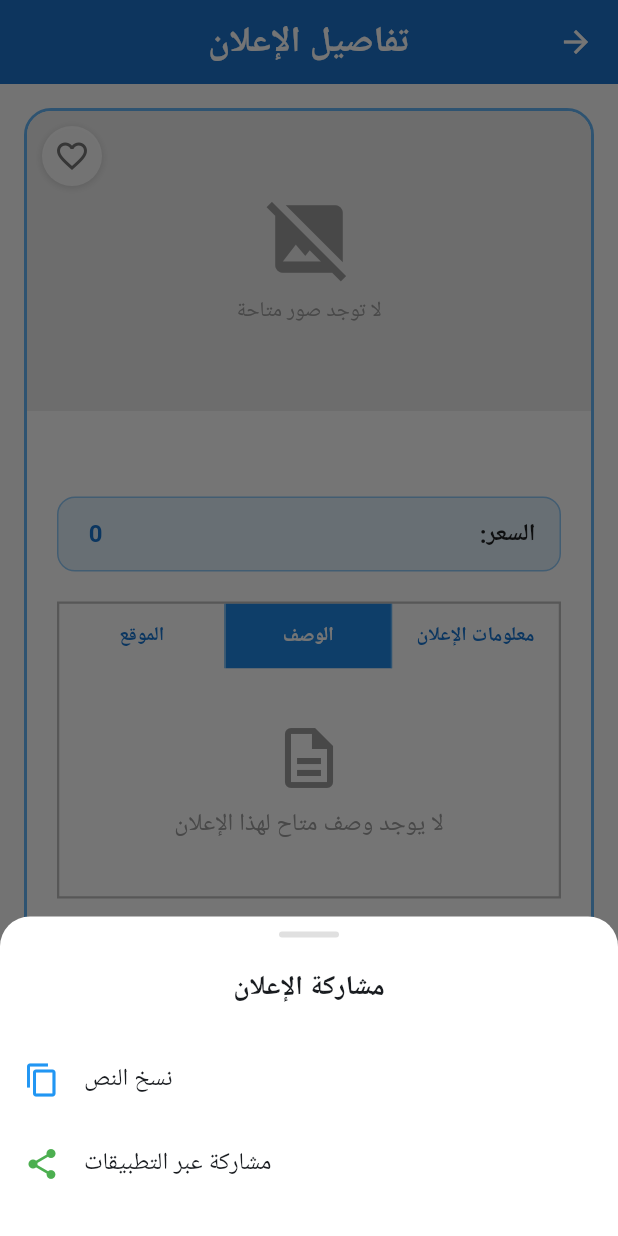
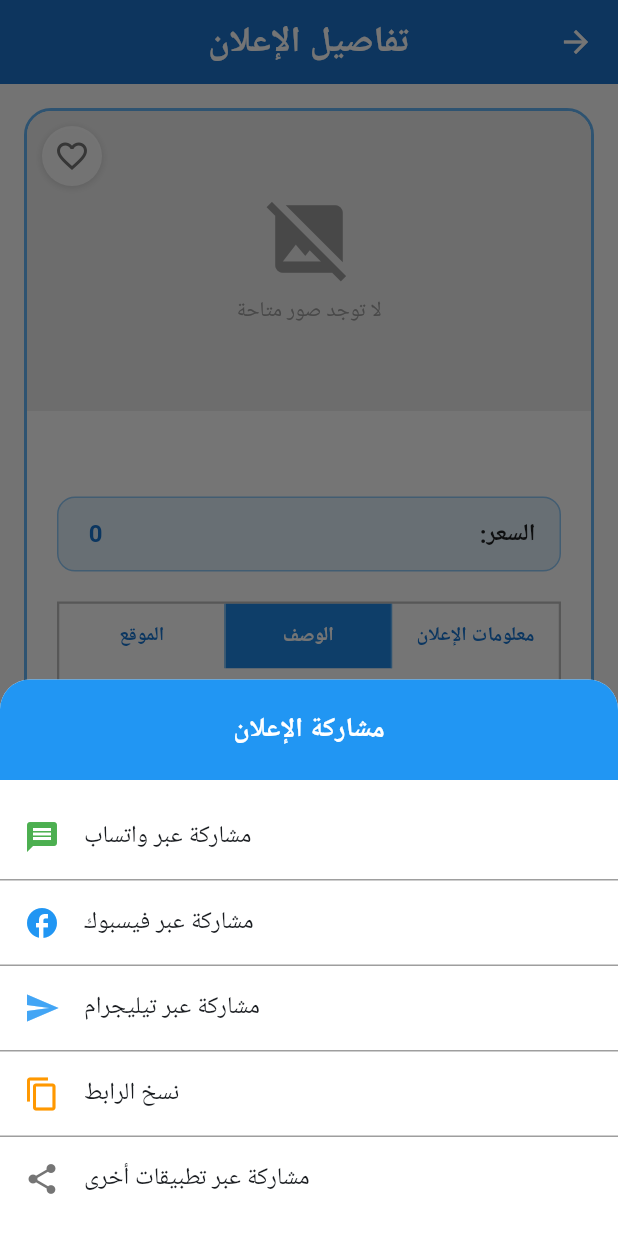
Before and after one commit to hashembadawi/forsa, a Flutter app: the AdDetailsScreen screen opened directly with empty values, after a tap on "الوصف", after a tap on "مشاركة", on a phone screen of 412 x 824 dp. Run offline on Flutter 3.47's test engine with Material 3 defaults, Android fonts, the phone set to English and light mode, and no system bars; our stand-ins replace connectivity_plus, flutter_image_compress, geolocator, google_maps_flutter, image_picker, permission_handler and 1 more; accounts and stored records are empty; network calls fail; Roboto replaces fonts that are missing (Arabic).

Commit message:
feat: Implement enhanced ad sharing functionality with social media options

```diff
--- a/lib/screens/ad_details_screen.dart
+++ b/lib/screens/ad_details_screen.dart
@@ -1015,23 +1015,15 @@ class _AdDetailsScreenState extends State<AdDetailsScreen> with AutomaticKeepAli
   /// Share ad functionality
   Future<void> _shareAd() async {
     try {
+      final String adId = _adModel.id ?? '';
       final String shareText = '''
-🏷️ ${_adModel.adTitle ?? 'إعلان مميز'}
-
-💰 السعر: ${_adModel.price ?? 'غير محدد'} ${_adModel.currencyName ?? ''}
-
-📍 الموقع: ${_adModel.cityName ?? 'غير محدد'}${_adModel.regionName != null ? ' - ${_adModel.regionName}' : ''}
-
-📞 للتواصل: ${_adModel.userPhone ?? 'غير متوفر'}
-
-${_adModel.description != null && _adModel.description!.isNotEmpty
-  ? '📝 الوصف: ${_adModel.description}\n'
-  : ''}
-🛒 تطبيق السوق السوري
+${_adModel.adTitle ?? 'إعلان مميز'}
+
+شاهد هذا الاعلان على موقع سوق سوريا
+https://syria-market.onrender.com/$adId
       '''.trim();
 
-      // Using the share_plus package functionality
-      // Note: You'll need to add share_plus package to pubspec.yaml
+      // Show share dialog with app options
       await _showShareDialog(shareText);
     } catch (e) {
       if (mounted) {
@@ -1040,7 +1032,7 @@ ${_adModel.description != null && _adModel.description!.isNotEmpty
     }
   }
 
-  /// Show share dialog with options
+  /// Show share dialog with social media apps
   Future<void> _showShareDialog(String shareText) async {
     showModalBottomSheet(
       context: context,
@@ -1056,67 +1048,201 @@ ${_adModel.description != null && _adModel.description!.isNotEmpty
         child: Column(
           mainAxisSize: MainAxisSize.min,
           children: [
-            // Handle bar
+            // Blue Header (matching other dialogs)
             Container(
-              margin: const EdgeInsets.only(top: 10),
-              width: 40,
-              height: 4,
-              decoration: BoxDecoration(
-                color: Colors.grey[300],
-                borderRadius: BorderRadius.circular(2),
-              ),
-            ),
-
-            // Title
-            const Padding(
-              padding: EdgeInsets.all(20),
-              child: Text(
+              width: double.infinity,
+              padding: const EdgeInsets.all(20),
+              decoration: const BoxDecoration(
+                color: Colors.blue,
+                borderRadius: BorderRadius.vertical(top: Radius.circular(20)),
+              ),
+              child: const Text(
                 'مشاركة الإعلان',
                 style: TextStyle(
                   fontSize: 18,
                   fontWeight: FontWeight.bold,
+                  color: Colors.white,
                 ),
-              ),
-            ),
-
-            // Share options
-            ListTile(
-              leading: const Icon(Icons.copy, color: Colors.blue),
-              title: const Text('نسخ النص'),
-              onTap: () async {
-                Navigator.pop(context);
-                await Clipboard.setData(ClipboardData(text: shareText));
-                if (mounted) {
-                  DialogUtils.showSuccessDialog(
-                    context: context,
-                    message: 'تم نسخ معلومات الإعلان',
-                  );
-                }
-              },
-            ),
-
-            ListTile(
-              leading: const Icon(Icons.share, color: Colors.green),
-              title: const Text('مشاركة عبر التطبيقات'),
-              onTap: () async {
-                Navigator.pop(context);
-                // This would typically use share_plus package
-                // For now, we'll copy to clipboard as fallback
-                await Clipboard.setData(ClipboardData(text: shareText));
-                if (mounted) {
-                  DialogUtils.showSuccessDialog(
-                    context: context,
-                    message: 'تم نسخ معلومات الإعلان للمشاركة',
-                  );
-                }
-              },
-            ),
-
-            const SizedBox(height: 20),
+                textAlign: TextAlign.center,
+              ),
+            ),
+
+            // White Body with Share Options
+            Container(
+              color: Colors.white,
+              child: Column(
+                children: [
+                  const SizedBox(height: 10),
+
+                  // WhatsApp Share
+                  _buildShareOption(
+                    Icons.message,
+                    'مشاركة عبر واتساب',
+                    Colors.green,
+                    () => _shareViaWhatsApp(shareText),
+                  ),
+
+                  const Divider(height: 1, color: Colors.grey),
+
+                  // Facebook Share
+                  _buildShareOption(
+                    Icons.facebook,
+                    'مشاركة عبر فيسبوك',
+                    Colors.blue,
+                    () => _shareViaFacebook(shareText),
+                  ),
+
+                  const Divider(height: 1, color: Colors.grey),
+
+                  // Telegram Share
+                  _buildShareOption(
+                    Icons.send,
+                    'مشاركة عبر تيليجرام',
+                    Colors.blue[400]!,
+                    () => _shareViaTelegram(shareText),
+                  ),
+
+                  const Divider(height: 1, color: Colors.grey),
+
+                  // Copy Link
+                  _buildShareOption(
+                    Icons.copy,
+                    'نسخ الرابط',
+                    Colors.orange,
+                    () => _copyShareText(shareText),
+                  ),
+
+                  const Divider(height: 1, color: Colors.grey),
+
+                  // More Apps
+                  _buildShareOption(
+                    Icons.share,
+                    'مشاركة عبر تطبيقات أخرى',
+                    Colors.grey[600]!,
+                    () => _shareViaOtherApps(shareText),
+                  ),
+
+                  const SizedBox(height: 10),
+                ],
+              ),
+            ),
           ],
         ),
       ),
     );
+  }
+
+  /// Build share option item
+  Widget _buildShareOption(IconData icon, String title, Color color, VoidCallback onTap) {
+    return ListTile(
+      leading: Icon(icon, color: color),
+      title: Text(title),
+      onTap: () {
+        Navigator.pop(context);
+        onTap();
+      },
+    );
+  }
+
+  /// Share via WhatsApp
+  Future<void> _shareViaWhatsApp(String shareText) async {
+    try {
+      final encodedMessage = Uri.encodeComponent(shareText);
+      final uriDirect = Uri.parse("whatsapp://send?text=$encodedMessage");
+      final uriWeb = Uri.parse("https://wa.me/?text=$encodedMessage");
+
+      if (await canLaunchUrl(uriDirect)) {
+        await launchUrl(uriDirect, mode: LaunchMode.externalApplication);
+      } else {
+        await launchUrl(uriWeb, mode: LaunchMode.externalApplication);
+      }
+    } catch (e) {
+      if (mounted) {
+        _showErrorMessage('فشل في فتح واتساب');
+      }
+    }
+  }
+
+  /// Share via Facebook
+  Future<void> _shareViaFacebook(String shareText) async {
+    try {
+      final String adId = _adModel.id ?? '';
+      final String adUrl = 'https://syria-market.onrender.com/$adId';
+      final encodedMessage = Uri.encodeComponent(shareText);
+      // Facebook app URL scheme
+      final uriDirect = Uri.parse("fb://facewebmodal/f?href=$adUrl");
+      // Facebook web URL
+      final uriWeb = Uri.parse("https://www.facebook.com/sharer/sharer.php?u=$adUrl&quote=$encodedMessage");
+
+      if (await canLaunchUrl(uriDirect)) {
+        await launchUrl(uriDirect, mode: LaunchMode.externalApplication);
+      } else {
+        await launchUrl(uriWeb, mode: LaunchMode.externalApplication);
+      }
+    } catch (e) {
+      if (mounted) {
+        _showErrorMessage('فشل في فتح فيسبوك');
+      }
+    }
+  }
+
+  /// Share via Telegram
+  Future<void> _shareViaTelegram(String shareText) async {
+    try {
+      final String adId = _adModel.id ?? '';
+      final String adUrl = 'https://syria-market.onrender.com/$adId';
+      final encodedMessage = Uri.encodeComponent(shareText);
+      // Telegram app URL scheme
+      final uriDirect = Uri.parse("tg://msg?text=$encodedMessage");
+      // Telegram web URL
+      final uriWeb = Uri.parse("https://t.me/share/url?url=$adUrl&text=$encodedMessage");
+
+      if (await canLaunchUrl(uriDirect)) {
+        await launchUrl(uriDirect, mode: LaunchMode.externalApplication);
+      } else {
+        await launchUrl(uriWeb, mode: LaunchMode.externalApplication);
+      }
+    } catch (e) {
+      if (mounted) {
+        _showErrorMessage('فشل في فتح تيليجرام');
+      }
+    }
+  }
+
+  /// Copy share text to clipboard
+  Future<void> _copyShareText(String shareText) async {
+    try {
+      await Clipboard.setData(ClipboardData(text: shareText));
+      if (mounted) {
+        DialogUtils.showSuccessDialog(
+          context: context,
+          message: 'تم نسخ رابط الإعلان',
+        );
+      }
+    } catch (e) {
+      if (mounted) {
+        _showErrorMessage('فشل في نسخ الرابط');
+      }
+    }
+  }
+
+  /// Share via other apps (system share)
+  Future<void> _shareViaOtherApps(String shareText) async {
+    try {
+      // For now, we'll copy to clipboard as fallback
+      // In a real app, you would use the share_plus package here
+      await Clipboard.setData(ClipboardData(text: shareText));
+      if (mounted) {
+        DialogUtils.showSuccessDialog(
+          context: context,
+          message: 'تم نسخ النص للمشاركة. يمكنك لصقه في أي تطبيق تريده.',
+        );
+      }
+    } catch (e) {
+      if (mounted) {
+        _showErrorMessage('حدث خطأ أثناء المشاركة');
+      }
+    }
   }
 
   /// Report ad functionality
```
